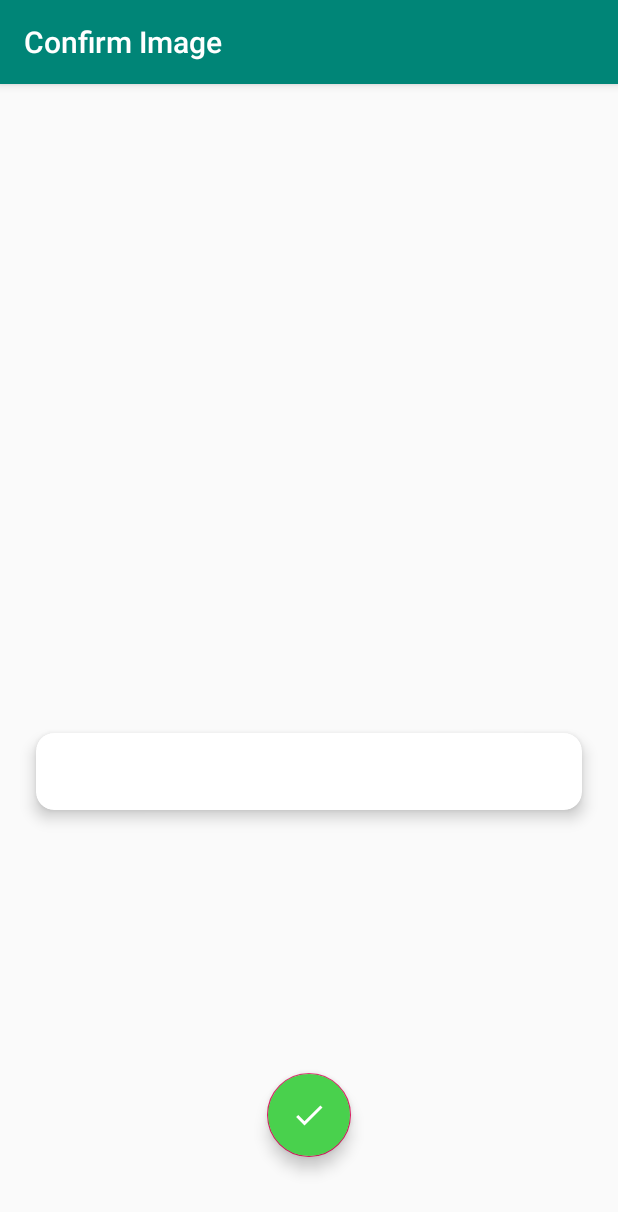
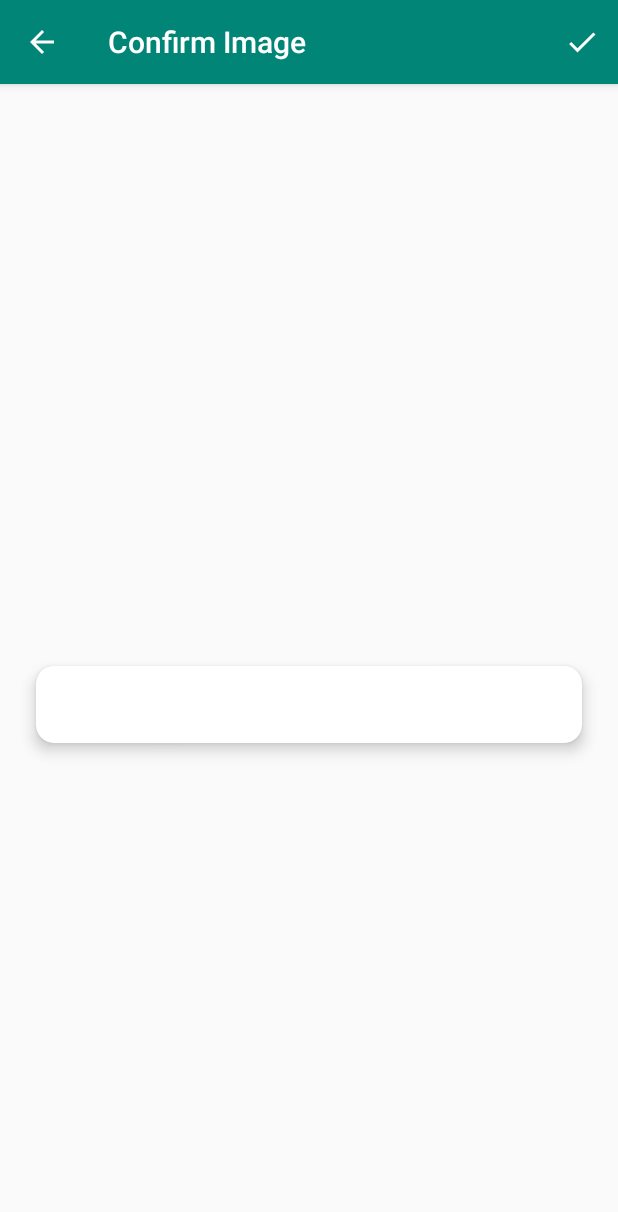
Before and after one commit to Automage/CalCam, an Android app: the ImageConfirmationActivity screen opened directly, with no data from a screen before it, on a phone screen of 412 x 824 dp. Shown: the top 1212 px of the screen. Run offline under Robolectric (Android 15) with nearby library versions, the phone set to English and light mode, and no system bars; libraries missing offline, so code that uses them is left out: com.google.firebase.ml; 4 statements that could not run were skipped.

Commit message:
Replaced FAB with AppBar - Fullscreen scrollview in ImageConfirmationActivity now - Confirmation action now located in appbar

```diff
--- a/app/src/main/AndroidManifest.xml
+++ b/app/src/main/AndroidManifest.xml
@@ -27,7 +27,8 @@
         </activity>
         <activity
             android:name=".ImageConfirmationActivity"
-            android:label="@string/image_confirmation_activity_label">
+            android:label="@string/image_confirmation_activity_label"
+            android:theme="@style/AppTheme.NoActionBar">
             <meta-data
                 android:name="android.support.PARENT_ACTIVITY"
                 android:value=".MainActivity" />
--- a/app/src/main/java/com/automage/calcam/ImageConfirmationActivity.java
+++ b/app/src/main/java/com/automage/calcam/ImageConfirmationActivity.java
@@ -6,13 +6,17 @@ import android.net.Uri;
 import android.provider.MediaStore;
 import android.support.annotation.NonNull;
 import android.support.design.widget.FloatingActionButton;
+import android.support.v7.app.ActionBar;
 import android.support.v7.app.AppCompatActivity;
 import android.os.Bundle;
 import android.util.Log;
+import android.view.Menu;
+import android.view.MenuItem;
 import android.view.View;
 import android.widget.ImageView;
 import android.widget.TextView;
 import android.widget.Toast;
+import android.support.v7.widget.Toolbar;
 
 import com.google.android.gms.tasks.OnFailureListener;
 import com.google.android.gms.tasks.OnSuccessListener;
@@ -26,7 +30,6 @@ import java.util.List;
 
 public class ImageConfirmationActivity extends AppCompatActivity {
 
-    private FloatingActionButton fab;
     private ImageView displayedImageView;
     private TextView parsedTextView;
 
@@ -37,16 +40,15 @@ public class ImageConfirmationActivity extends AppCompatActivity {
         super.onCreate(savedInstanceState);
         setContentView(R.layout.activity_image_confirmation);
 
+        Toolbar toolbar = findViewById(R.id.image_confirmation_toolbar);
+        setSupportActionBar(toolbar);
+
+        //Enables Up (Back) button
+        ActionBar ab = getSupportActionBar();
+        ab.setDisplayHomeAsUpEnabled(true);
 
         displayedImageView = findViewById(R.id.displayed_image);
         parsedTextView = findViewById(R.id.parsed_text);
-        fab = findViewById(R.id.confirmation_fab);
-        fab.setOnClickListener(new View.OnClickListener() {
-            @Override
-            public void onClick(View v) {
-                launchEditEventActivity();
-            }
-        });
 
         Intent data = getIntent();
         Uri imageUri = Uri.parse(data.getStringExtra(MainActivity.EXTRA_IMAGE_URI));
@@ -117,6 +119,23 @@ public class ImageConfirmationActivity extends AppCompatActivity {
         parsedTextView.setText(temp);
     }
 
+    @Override
+    public boolean onCreateOptionsMenu(Menu menu) {
+        // Inflate the menu; this adds items to the action bar if it is present.Z
+        getMenuInflater().inflate(R.menu.image_confirmation_menu, menu);
+        return true;
+    }
+
+    @Override
+    public boolean onOptionsItemSelected(MenuItem item) {
+        if (item.getItemId() == R.id.image_confirmation_confirm_action) {
+            launchEditEventActivity();
+            return true;
+        } else {
+            return super.onOptionsItemSelected(item);
+        }
+    }
+
     private void showToast(String message) {
         Toast.makeText(this, message, Toast.LENGTH_LONG);
     }
--- a/app/src/main/res/layout/activity_image_confirmation.xml
+++ b/app/src/main/res/layout/activity_image_confirmation.xml
@@ -6,19 +6,35 @@
     android:layout_height="match_parent"
     tools:context=".ImageConfirmationActivity">
 
+    <android.support.design.widget.AppBarLayout
+        android:id="@+id/image_confirmation_appbar_layout"
+        android:layout_width="match_parent"
+        android:layout_height="wrap_content"
+        app:layout_constraintTop_toTopOf="parent"
+        android:theme="@style/AppTheme.AppBarOverlay">
+
+        <android.support.v7.widget.Toolbar
+            android:id="@+id/image_confirmation_toolbar"
+            android:layout_width="match_parent"
+            android:layout_height="?attr/actionBarSize"
+            android:background="?attr/colorPrimary"
+            app:popupTheme="@style/AppTheme.PopupOverlay" />
+
+    </android.support.design.widget.AppBarLayout>
+
     <ScrollView
         android:id="@+id/scrollView"
         android:layout_width="match_parent"
-        android:layout_height="550dp"
+        android:layout_height="0dp"
         android:layout_marginStart="8dp"
+        android:layout_marginTop="4dp"
         android:layout_marginEnd="8dp"
-        android:layout_marginBottom="8dp"
-        android:layout_marginTop="4dp"
-        app:layout_constraintBottom_toTopOf="@id/confirmation_fab"
+        android:layout_marginBottom="4dp"
+        app:layout_constraintBottom_toBottomOf="parent"
         app:layout_constraintEnd_toEndOf="parent"
         app:layout_constraintHorizontal_bias="0.48"
         app:layout_constraintStart_toStartOf="parent"
-        app:layout_constraintTop_toTopOf="parent">
+        app:layout_constraintTop_toBottomOf="@id/image_confirmation_appbar_layout">
 
         <LinearLayout
             android:layout_width="match_parent"
@@ -33,8 +49,8 @@
                 android:layout_marginStart="16dp"
                 android:layout_marginTop="8dp"
                 android:layout_marginEnd="16dp"
-                android:scaleType="fitStart"
-                android:adjustViewBounds="true"/>
+                android:adjustViewBounds="true"
+                android:scaleType="fitStart" />
 
             <android.support.v7.widget.CardView
                 android:layout_width="match_parent"
@@ -58,20 +74,4 @@
         </LinearLayout>
     </ScrollView>
 
-    <android.support.design.widget.FloatingActionButton
-        android:id="@+id/confirmation_fab"
-        android:layout_width="wrap_content"
-        android:layout_height="wrap_content"
-        android:layout_marginStart="8dp"
-        android:layout_marginTop="8dp"
-        android:layout_marginEnd="8dp"
-        android:layout_marginBottom="8dp"
-        android:backgroundTint="@color/fab_confirmation_color"
-        android:clickable="true"
-        app:layout_constraintBottom_toBottomOf="parent"
-        app:layout_constraintEnd_toEndOf="parent"
-        app:layout_constraintStart_toStartOf="parent"
-        app:layout_constraintTop_toBottomOf="@+id/scrollView"
-        app:srcCompat="@drawable/ic_tick_icon" />
-
 </android.support.constraint.ConstraintLayout>
--- /dev/null
+++ b/app/src/main/res/menu/image_confirmation_menu.xml
@@ -0,0 +1,11 @@
+<?xml version="1.0" encoding="utf-8"?>
+<menu xmlns:android="http://schemas.android.com/apk/res/android"
+    xmlns:tools="http://schemas.android.com/tools"
+    xmlns:app="http://schemas.android.com/apk/res-auto"
+    tools:context="com.automage.calcam.ImageConfirmationActivity">
+    <item
+        android:id="@+id/image_confirmation_confirm_action"
+        android:title="Confirm Picture"
+        android:icon="@drawable/ic_tick_icon"
+        app:showAsAction="always"/>
+</menu>
```
